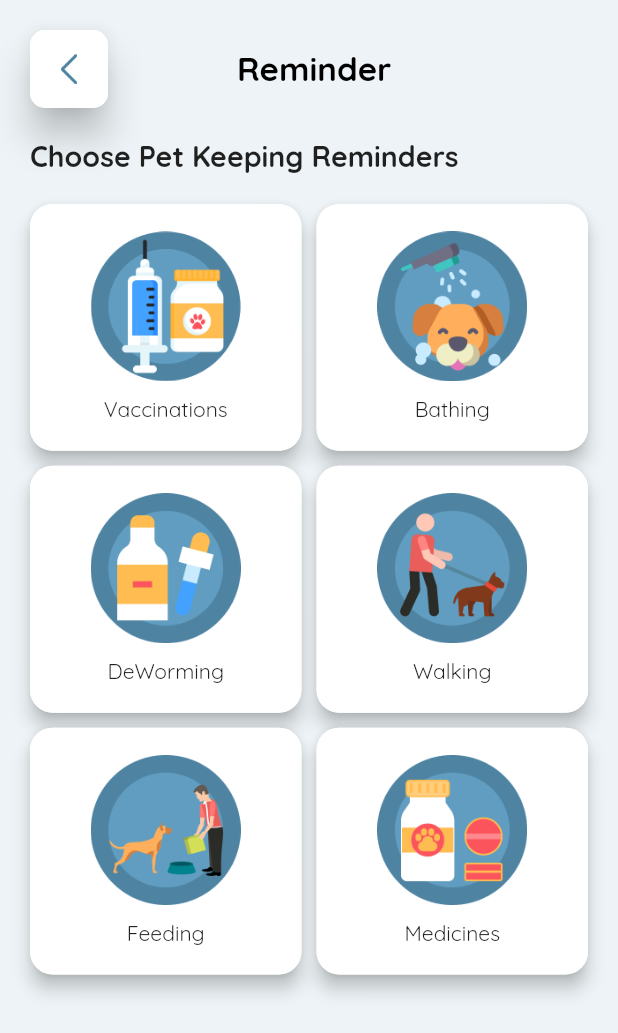
After one commit to rushit5560/Pet_Lover_Project, a Flutter app: the ReminderScreen screen opened directly, on a phone screen of 412 x 824 dp. The commit adds this screen. Shown: the top 1033 px of the screen. Run offline on Flutter 3.47's test engine with Material 2 defaults, Android fonts, the phone set to English and light mode, and no system bars; our stand-ins replace carousel_slider, flutter_rating_bar, flutter_slidable, fluttertoast, get, google_maps_flutter and 2 more.

Commit message:
reminder screen and track order screen

```diff
--- a/pet_lover_project/lib/common/constants/app_images.dart
+++ b/pet_lover_project/lib/common/constants/app_images.dart
@@ -57,4 +57,17 @@ class AppImages {
   static const option6Img = imageMainPath + "option6.png";
   static const option7Img = imageMainPath + "option7.png";
   static const vectorImg = imageMainPath + "vector.png";
+
+  static const orderConfrimImg = imageMainPath + "order_confirm.png";
+  static const orderDeliveredImg = imageMainPath + "order_delivered.png";
+  static const orderPackedImg = imageMainPath + "order_packed.png";
+  static const orderShippedImg = imageMainPath + "order_shipped.png";
+
+  static const vaccinationImg = imageMainPath + "vaccination.png";
+  static const bathingImg = imageMainPath + "bathing.png";
+  static const deWarmingImg = imageMainPath + "deworming.png";
+  static const walkingImg = imageMainPath + "walking.png";
+  static const feedingImg = imageMainPath + "feeding.png";
+  static const medicinesImg = imageMainPath + "medicines.png";
+
 }
--- /dev/null
+++ b/pet_lover_project/lib/controllers/reminder_screen_controller/reminder_screen_controller.dart
@@ -0,0 +1,59 @@
+import 'package:get/get_state_manager/get_state_manager.dart';
+import 'package:pet_lover_project/common/constants/app_images.dart';
+import 'package:pet_lover_project/models/reminder_screen_model/reminder_screen_model.dart';
+
+class ReminderScreenController extends GetxController{
+
+  List<ReminderScreenModel> reminderList = [];
+
+  @override
+  void onInit() {
+    // TODO: implement onInit
+    super.onInit();
+    petRemindersList();
+  }
+
+  petRemindersList(){
+    reminderList.add(
+      ReminderScreenModel(
+          image: AppImages.vaccinationImg,
+          name: 'Vaccinations',
+      ),
+    );
+
+    reminderList.add(
+      ReminderScreenModel(
+        image: AppImages.bathingImg,
+        name: 'Bathing',
+      ),
+    );
+
+    reminderList.add(
+      ReminderScreenModel(
+        image: AppImages.deWarmingImg,
+        name: 'DeWorming',
+      ),
+    );
+
+    reminderList.add(
+      ReminderScreenModel(
+        image: AppImages.walkingImg,
+        name: 'Walking',
+      ),
+    );
+
+    reminderList.add(
+      ReminderScreenModel(
+        image: AppImages.feedingImg,
+        name: 'Feeding',
+      ),
+    );
+
+    reminderList.add(
+      ReminderScreenModel(
+        image: AppImages.medicinesImg,
+        name: 'Medicines',
+      ),
+    );
+  }
+}
--- /dev/null
+++ b/pet_lover_project/lib/models/reminder_screen_model/reminder_screen_model.dart
@@ -0,0 +1,9 @@
+class ReminderScreenModel {
+  ReminderScreenModel({
+    required this.image,
+    required this.name,
+  });
+
+  String image;
+  String name;
+}
--- /dev/null
+++ b/pet_lover_project/lib/screens/reminder_screen/reminder_screen.dart
@@ -0,0 +1,39 @@
+import 'package:flutter/material.dart';
+import 'package:get/get.dart';
+import 'package:pet_lover_project/common/constants/app_colors.dart';
+import 'package:pet_lover_project/common/constants/enums.dart';
+import 'package:pet_lover_project/common/custom_appbar/custom_appbar.dart';
+import 'package:pet_lover_project/controllers/cart_screen_controller/cart_screen_controller.dart';
+import 'package:pet_lover_project/controllers/reminder_screen_controller/reminder_screen_controller.dart';
+import 'package:pet_lover_project/screens/reminder_screen/reminder_screen_widgets.dart';
+
+class ReminderScreen extends StatelessWidget {
+  ReminderScreen({Key? key}) : super(key: key);
+
+  final reminderScreenController = Get.put(ReminderScreenController());
+
+  @override
+  Widget build(BuildContext context) {
+    return Scaffold(
+      backgroundColor: AppColors.colorLightBlue,
+      body: SafeArea(
+        child: Padding(
+          padding: const EdgeInsets.only(left: 20, right: 20, top: 20),
+          child: Column(
+            crossAxisAlignment: CrossAxisAlignment.start,
+            children: [
+              CommonAppBarModule(title: 'Reminder', appBarOption: AppBarOption.backButtonScreenOption),
+
+              SizedBox(height: 20,),
+
+              Text("Choose Pet Keeping Reminders", style: TextStyle(fontWeight: FontWeight.bold, fontSize: 19)),
+              SizedBox(height: 20,),
+
+              Expanded(child: ReminderGridList())
+            ],
+          ),
+        ),
+      ),
+    );
+  }
+}
--- /dev/null
+++ b/pet_lover_project/lib/screens/reminder_screen/reminder_screen_widgets.dart
@@ -0,0 +1,53 @@
+import 'package:flutter/material.dart';
+import 'package:get/get.dart';
+import 'package:pet_lover_project/common/constants/app_colors.dart';
+import 'package:pet_lover_project/common/constants/app_images.dart';
+import 'package:pet_lover_project/controllers/reminder_screen_controller/reminder_screen_controller.dart';
+
+class ReminderGridList extends StatelessWidget {
+  ReminderGridList({Key? key}) : super(key: key);
+
+  ReminderScreenController reminderScreenController = Get.find<ReminderScreenController>();
+
+  @override
+  Widget build(BuildContext context) {
+    return Container(
+      child: GridView.builder(
+        itemCount: reminderScreenController.reminderList.length,
+        shrinkWrap: true,
+        physics: const AlwaysScrollableScrollPhysics(),
+        gridDelegate: const SliverGridDelegateWithFixedCrossAxisCount(
+          crossAxisCount: 2,
+           crossAxisSpacing: 10,
+           mainAxisSpacing: 10,
+           childAspectRatio: 1.1,
+        ),
+        itemBuilder: (context, i) {
+          return reminderGridList(i);
+        },
+      ),
+    );
+  }
+
+  Widget reminderGridList(i){
+    return Material(
+      elevation: 5,
+      borderRadius: BorderRadius.circular(15),
+      child: Container(
+        decoration: BoxDecoration(
+          color: Colors.white,
+          borderRadius: BorderRadius.circular(15),
+        ),
+        child: Column(
+          //crossAxisAlignment: CrossAxisAlignment.center,
+          mainAxisAlignment: MainAxisAlignment.center,
+          children: [
+              Image.asset(reminderScreenController.reminderList[i].image, scale: 1.7,),
+            SizedBox(height: 10,),
+            Text(reminderScreenController.reminderList[i].name)
+          ],
+        ),
+      ),
+    );
+  }
+}
```
Also changed, not shown: pet_lover_project/lib/screens/track_order_screen/track_order_screen.dart (added, +47 -0 lines), pet_lover_project/lib/screens/track_order_screen/track_order_screen_widgets.dart (added, +340 -0 lines), pet_lover_project/assets/images/bathing.png (added), pet_lover_project/assets/images/deworming.png (added), pet_lover_project/assets/images/feeding.png (added), pet_lover_project/assets/images/medicines.png (added), pet_lover_project/assets/images/order_confirm.png (added), pet_lover_project/assets/images/order_delivered.png (added), pet_lover_project/assets/images/order_packed.png (added), pet_lover_project/assets/images/order_shipped.png (added), pet_lover_project/assets/images/vaccination.png (added), pet_lover_project/assets/images/walking.png (added).
